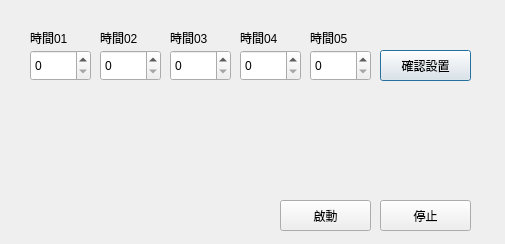
Above: main.ui from bnb70/Car_pyqt5 before the change. Below: the same form after it.
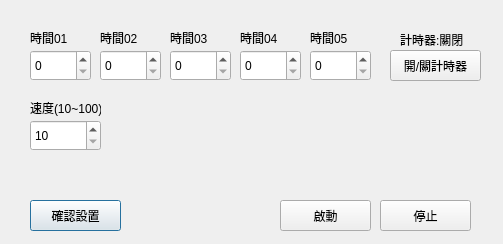
That is the form after the change.

Patch:
```diff
--- a/main.ui
+++ b/main.ui
@@ -6,7 +6,7 @@
    <rect>
     <x>0</x>
     <y>0</y>
-    <width>505</width>
+    <width>503</width>
     <height>244</height>
    </rect>
   </property>
@@ -16,8 +16,8 @@
   <widget class="QPushButton" name="Confirm_Button">
    <property name="geometry">
     <rect>
-     <x>380</x>
-     <y>50</y>
+     <x>30</x>
+     <y>200</y>
      <width>91</width>
      <height>31</height>
     </rect>
@@ -167,6 +167,61 @@
     <string>時間05</string>
    </property>
   </widget>
+  <widget class="QSpinBox" name="speed_input">
+   <property name="geometry">
+    <rect>
+     <x>30</x>
+     <y>120</y>
+     <width>71</width>
+     <height>31</height>
+    </rect>
+   </property>
+   <property name="minimum">
+    <number>10</number>
+   </property>
+   <property name="maximum">
+    <number>100</number>
+   </property>
+  </widget>
+  <widget class="QLabel" name="label_6">
+   <property name="geometry">
+    <rect>
+     <x>30</x>
+     <y>100</y>
+     <width>71</width>
+     <height>16</height>
+    </rect>
+   </property>
+   <property name="text">
+    <string>速度(10~100)</string>
+   </property>
+  </widget>
+  <widget class="QPushButton" name="Time_check">
+   <property name="geometry">
+    <rect>
+     <x>390</x>
+     <y>50</y>
+     <width>91</width>
+     <height>31</height>
+    </rect>
+   </property>
+   <property name="text">
+    <string>開/關計時器</string>
+   </property>
+  </widget>
+  <widget class="QLabel" name="label_7">
+   <property name="geometry">
+    <rect>
+     <x>400</x>
+     <y>30</y>
+     <width>71</width>
+     <height>20</height>
+    </rect>
+   </property>
+   <property name="text">
+    <string>計時器:關閉</string>
+   </property>
+  </widget>
  </widget>
  <resources/>
  <connections/>
```
